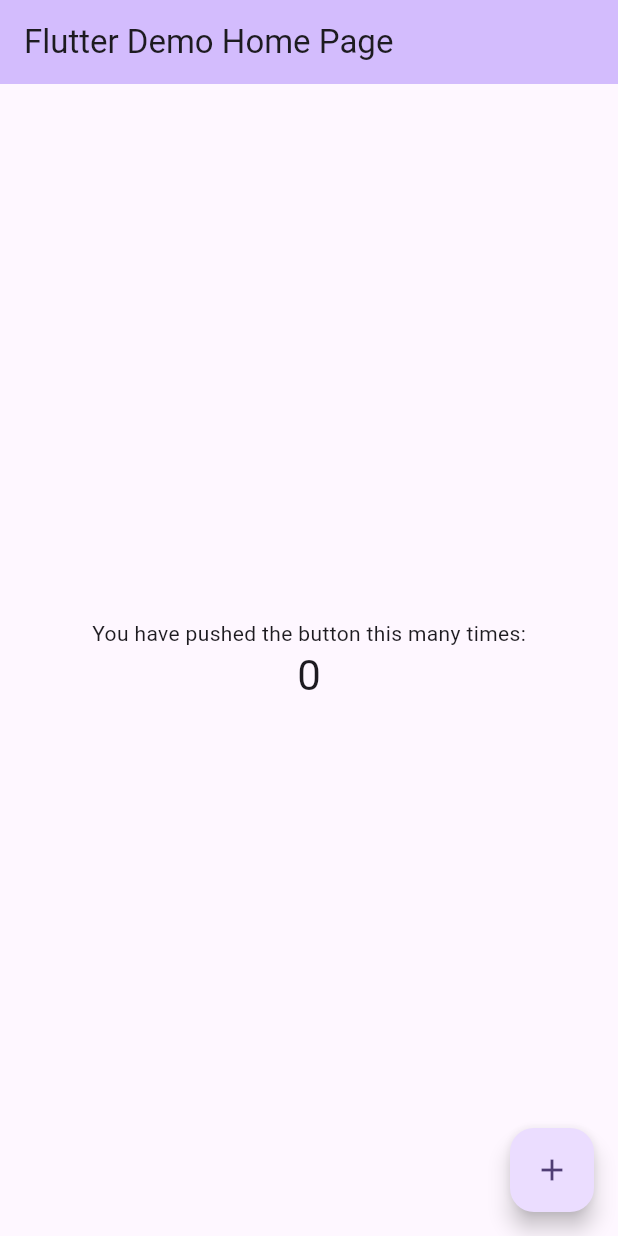
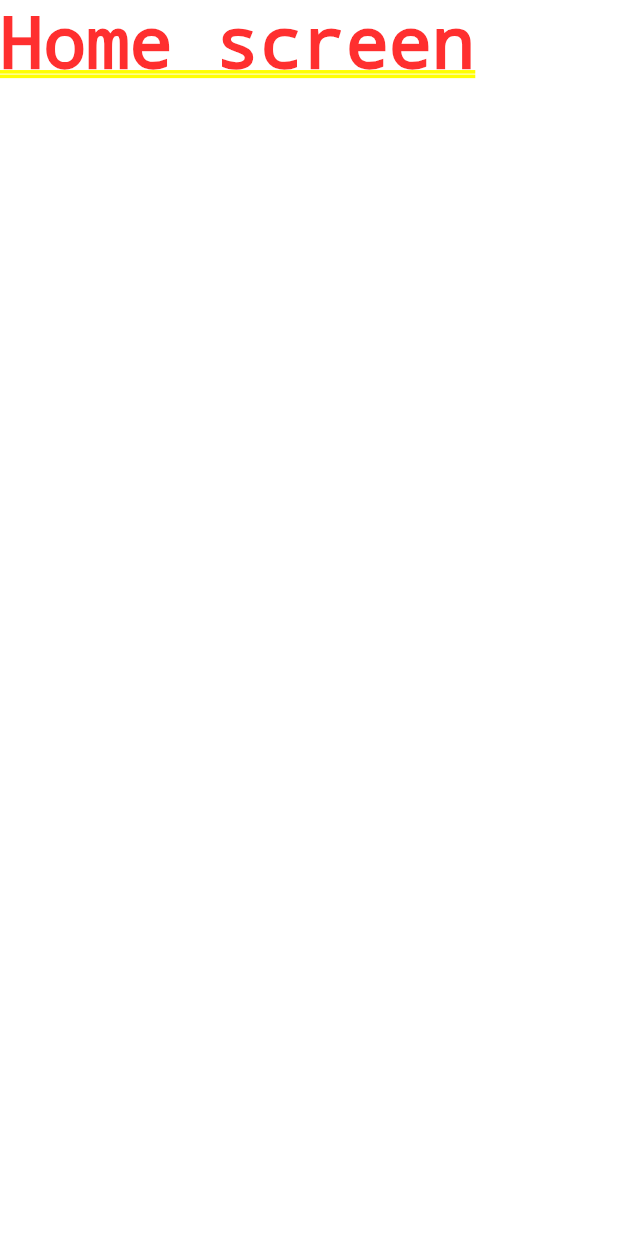
Before and after one commit to jianhui-ben/firebase-flutter-brew-crew-app, a Flutter app: the screen it shows after launch, on a phone screen of 412 x 824 dp. Run offline on Flutter 3.47's test engine with Material 2 defaults, Android fonts, the phone set to English and light mode, and no system bars; our stand-ins replace firebase_auth, firebase_core; accounts and stored records are empty.

Commit message:
add basic app structure

```diff
--- a/lib/main.dart
+++ b/lib/main.dart
@@ -1,6 +1,8 @@
+import 'package:firebase_flutter_brew_crew_app/screens/wrapper.dart';
 import 'package:flutter/material.dart';
 import 'package:firebase_core/firebase_core.dart';
 import 'firebase_options.dart';
+import 'package:firebase_auth/firebase_auth.dart';
 
 
 void main() {
@@ -13,123 +15,8 @@ class MyApp extends StatelessWidget {
   // This widget is the root of your application.
   @override
   Widget build(BuildContext context) {
-
     return MaterialApp(
-      title: 'Flutter Demo',
-      theme: ThemeData(
-        // This is the theme of your application.
-        //
-        // TRY THIS: Try running your application with "flutter run". You'll see
-        // the application has a blue toolbar. Then, without quitting the app,
-        // try changing the seedColor in the colorScheme below to Colors.green
-        // and then invoke "hot reload" (save your changes or press the "hot
-        // reload" button in a Flutter-supported IDE, or press "r" if you used
-        // the command line to start the app).
-        //
-        // Notice that the counter didn't reset back to zero; the application
-        // state is not lost during the reload. To reset the state, use hot
-        // restart instead.
-        //
-        // This works for code too, not just values: Most code changes can be
-        // tested with just a hot reload.
-        colorScheme: ColorScheme.fromSeed(seedColor: Colors.deepPurple),
-        useMaterial3: true,
-      ),
-      home: const MyHomePage(title: 'Flutter Demo Home Page'),
+      home: Wrapper()
     );
   }
 }
-
-class MyHomePage extends StatefulWidget {
-  const MyHomePage({super.key, required this.title});
-
-  // This widget is the home page of your application. It is stateful, meaning
-  // that it has a State object (defined below) that contains fields that affect
-  // how it looks.
-
-  // This class is the configuration for the state. It holds the values (in this
-  // case the title) provided by the parent (in this case the App widget) and
-  // used by the build method of the State. Fields in a Widget subclass are
-  // always marked "final".
-
-  final String title;
-
-  @override
-  State<MyHomePage> createState() => _MyHomePageState();
-}
-
-class _MyHomePageState extends State<MyHomePage> {
-  int _counter = 0;
-
-  void _incrementCounter() {
-    setState(() {
-      // This call to setState tells the Flutter framework that something has
-      // changed in this State, which causes it to rerun the build method below
-      // so that the display can reflect the updated values. If we changed
-      // _counter without calling setState(), then the build method would not be
-      // called again, and so nothing would appear to happen.
-      _counter++;
-    });
-  }
-
-  Future<void> initializeFirebase() async {
-    await Firebase.initializeApp(
-      options: DefaultFirebaseOptions.currentPlatform,
-    );
-  }
-
-  @override
-  Widget build(BuildContext context) {
-    // This method is rerun every time setState is called, for instance as done
-    // by the _incrementCounter method above.
-    //
-    // The Flutter framework has been optimized to make rerunning build methods
-    // fast, so that you can just rebuild anything that needs updating rather
-    // than having to individually change instances of widgets.
-    return Scaffold(
-      appBar: AppBar(
-        // TRY THIS: Try changing the color here to a specific color (to
-        // Colors.amber, perhaps?) and trigger a hot reload to see the AppBar
-        // change color while the other colors stay the same.
-        backgroundColor: Theme.of(context).colorScheme.inversePrimary,
-        // Here we take the value from the MyHomePage object that was created by
-        // the App.build method, and use it to set our appbar title.
-        title: Text(widget.title),
-      ),
-      body: Center(
-        // Center is a layout widget. It takes a single child and positions it
-        // in the middle of the parent.
-        child: Column(
-          // Column is also a layout widget. It takes a list of children and
-          // arranges them vertically. By default, it sizes itself to fit its
-          // children horizontally, and tries to be as tall as its parent.
-          //
-          // Column has various properties to control how it sizes itself and
-          // how it positions its children. Here we use mainAxisAlignment to
-          // center the children vertically; the main axis here is the vertical
-          // axis because Columns are vertical (the cross axis would be
-          // horizontal).
-          //
-          // TRY THIS: Invoke "debug painting" (choose the "Toggle Debug Paint"
-          // action in the IDE, or press "p" in the console), to see the
-          // wireframe for each widget.
-          mainAxisAlignment: MainAxisAlignment.center,
-          children: <Widget>[
-            const Text(
-              'You have pushed the button this many times:',
-            ),
-            Text(
-              '$_counter',
-              style: Theme.of(context).textTheme.headlineMedium,
-            ),
-          ],
-        ),
-      ),
-      floatingActionButton: FloatingActionButton(
-        onPressed: _incrementCounter,
-        tooltip: 'Increment',
-        child: const Icon(Icons.add),
-      ), // This trailing comma makes auto-formatting nicer for build methods.
-    );
-  }
-}
--- /dev/null
+++ b/lib/screens/authenticate/authenticate.dart
@@ -0,0 +1,15 @@
+import 'package:flutter/material.dart';
+
+class Authenticate extends StatefulWidget {
+  const Authenticate({super.key});
+
+  @override
+  State<Authenticate> createState() => _AuthenticateState();
+}
+
+class _AuthenticateState extends State<Authenticate> {
+  @override
+  Widget build(BuildContext context) {
+    return const Text("authenticate page");
+  }
+}
--- /dev/null
+++ b/lib/screens/home/home.dart
@@ -0,0 +1,10 @@
+import 'package:flutter/material.dart';
+
+class Home extends StatelessWidget {
+  const Home({super.key});
+
+  @override
+  Widget build(BuildContext context) {
+    return const Text("Home screen");
+  }
+}
--- /dev/null
+++ b/lib/screens/wrapper.dart
@@ -0,0 +1,13 @@
+import 'package:firebase_flutter_brew_crew_app/screens/home/home.dart';
+import 'package:flutter/material.dart';
+
+class Wrapper extends StatelessWidget {
+  const Wrapper({super.key});
+
+  @override
+  Widget build(BuildContext context) {
+
+    //return either Home or Authenticate widget
+    return Home();
+  }
+}
--- a/pubspec.yaml
+++ b/pubspec.yaml
@@ -36,6 +36,7 @@ dependencies:
   # Use with the CupertinoIcons class for iOS style icons.
   cupertino_icons: ^1.0.2
   firebase_core: ^2.15.1
+  firebase_auth: ^4.7.3
 
 dev_dependencies:
   flutter_test:
```
Also changed, not shown: pubspec.lock, 4 other files.
